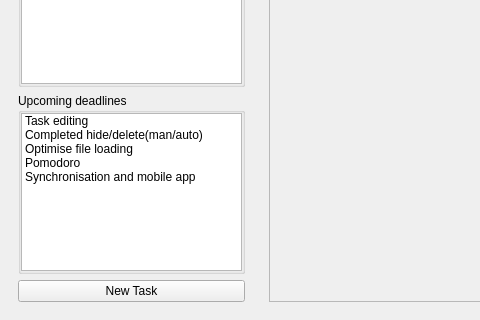
The window that src/mainwindow.ui (david4more/QtToDo) describes before a commit, drawn with Qt 5; both pictures show x 0 to 480 and y 280 to 600 of the 742 by 600 pixel window.
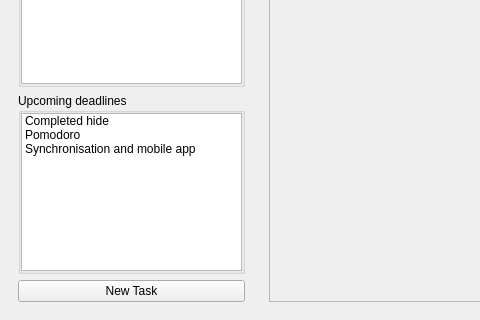
The same window after the commit. The open tabs and pages were chosen to show the change.

Commit message: add expanding task info: recurrence or completion date, editable description (Save&Cancel buttons); task delete button (new Task's singleCompletion field, tasks now is a vector of pointers)

Diff of the .ui file:
```diff
--- a/src/mainwindow.ui
+++ b/src/mainwindow.ui
@@ -179,17 +179,7 @@
            <widget class="QListWidget" name="deadlinesListWidget">
             <item>
              <property name="text">
-              <string>Task editing</string>
-             </property>
-            </item>
-            <item>
-             <property name="text">
-              <string>Completed hide/delete(man/auto)</string>
-             </property>
-            </item>
-            <item>
-             <property name="text">
-              <string>Optimise file loading</string>
+              <string>Completed hide</string>
              </property>
             </item>
             <item>
```
Left out of the diff: 4 changed lines with no effect on the pictures. The commit also changes 9 other files.
